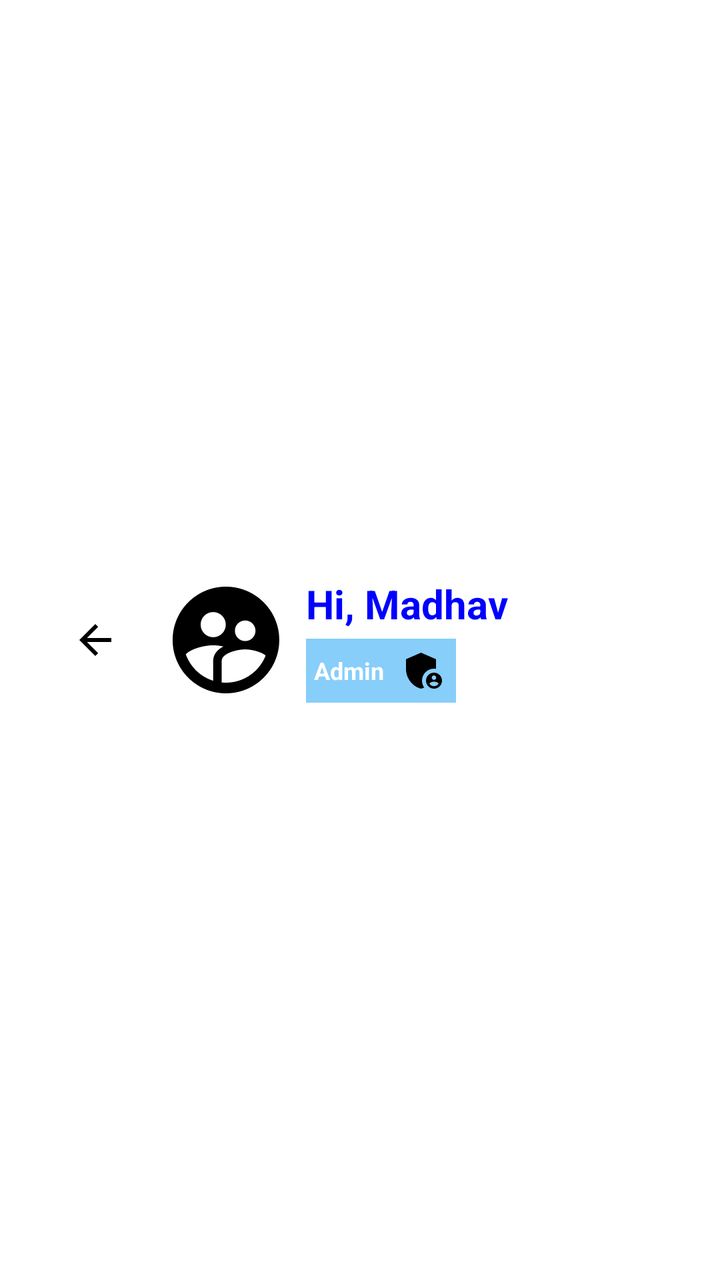
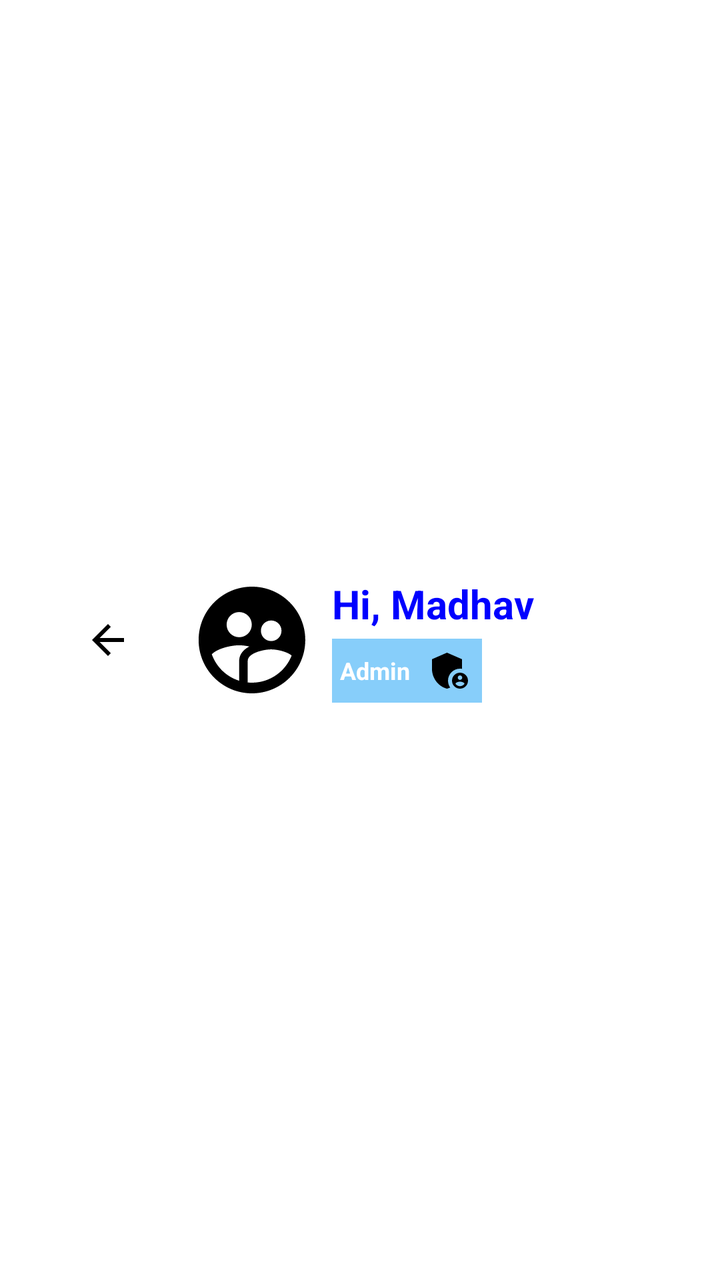

Before-and-after screenshots of an Android layout around one commit, followed by the original layout XML and the change that was made.
<!-- AndroidManifest.xml: application theme Theme.MyApp -->
<!-- res/layout/nav_header_main.xml -->
<?xml version="1.0" encoding="utf-8"?>
<LinearLayout xmlns:android="http://schemas.android.com/apk/res/android"
    android:layout_width="match_parent"
    android:layout_height="wrap_content"
    android:orientation="horizontal"
    android:padding="30dp"
    android:gravity="center_vertical">

    

    

    <ImageButton
        android:id="@+id/backArrowButton"
        android:layout_width="35dp"
        android:layout_height="80dp"
        android:layout_marginEnd="16dp"
        android:background="?attr/selectableItemBackgroundBorderless"
        android:contentDescription="Back Arrow"
        android:src="@drawable/ic_baseline_arrow_back_24" />

    <ImageView
        android:id="@+id/avatarImageView"
        android:layout_width="64dp"
        android:layout_height="123dp"
        android:layout_marginEnd="8dp"
        android:contentDescription="Profile Picture"
        android:src="@drawable/ic_person" />

    
    <LinearLayout
        android:layout_width="wrap_content"
        android:layout_height="wrap_content"
        android:orientation="vertical">

        
        <TextView
            android:id="@+id/greetingTextView"
            android:layout_width="wrap_content"
            android:layout_height="wrap_content"
            android:text="Hi, Madhav"
            android:textColor="@color/blue"
            android:textSize="20sp"
            android:textStyle="bold"
            android:gravity="start" />

        
        <LinearLayout
            android:layout_width="wrap_content"
            android:layout_height="wrap_content"
            android:orientation="horizontal"
            android:layout_marginTop="4dp"
            android:background="@color/light_sky_blue"
            android:padding="4dp">

            
            <TextView
                android:id="@+id/adminBadgeTextView"
                android:layout_width="wrap_content"
                android:layout_height="wrap_content"
                android:text="Admin"
                android:textColor="@color/white"
                android:textSize="12sp"
                android:textStyle="bold"
                android:gravity="center"
                android:layout_gravity="center_vertical" />

            
            <ImageView
                android:id="@+id/adminBadgeIcon"
                android:layout_width="24dp"
                android:layout_height="24dp"
                android:src="@drawable/ic_admin_badge"
                android:layout_marginStart="8dp"
                android:layout_gravity="center_vertical" />
        </LinearLayout>
    </LinearLayout>
</LinearLayout>
<!-- resources referenced by this layout -->
<resources>
  <color name="blue">#0000FF</color>
  <color name="light_sky_blue">#87CEFA</color>
  <color name="white">#FFFFFFFF</color>
  <!-- drawable ic_admin_badge (drawable) -->
  <vector xmlns:android="http://schemas.android.com/apk/res/android" android:height="24dp" android:tint="#000000" android:viewportHeight="24" android:viewportWidth="24" android:width="24dp">
        
      <path android:fillColor="@android:color/white" android:pathData="M17,11c0.34,0 0.67,0.04 1,0.09V6.27L10.5,3L3,6.27v4.91c0,4.54 3.2,8.79 7.5,9.82c0.55,-0.13 1.08,-0.32 1.6,-0.55C11.41,19.47 11,18.28 11,17C11,13.69 13.69,11 17,11z"/>
        
      <path android:fillColor="@android:color/white" android:pathData="M17,13c-2.21,0 -4,1.79 -4,4c0,2.21 1.79,4 4,4s4,-1.79 4,-4C21,14.79 19.21,13 17,13zM17,14.38c0.62,0 1.12,0.51 1.12,1.12s-0.51,1.12 -1.12,1.12s-1.12,-0.51 -1.12,-1.12S16.38,14.38 17,14.38zM17,19.75c-0.93,0 -1.74,-0.46 -2.24,-1.17c0.05,-0.72 1.51,-1.08 2.24,-1.08s2.19,0.36 2.24,1.08C18.74,19.29 17.93,19.75 17,19.75z"/>
      
  </vector>
  <!-- drawable ic_baseline_arrow_back_24 (drawable) -->
  <vector xmlns:android="http://schemas.android.com/apk/res/android" android:autoMirrored="true" android:height="24dp" android:tint="#000000" android:viewportHeight="24" android:viewportWidth="24" android:width="24dp">
        
      <path android:fillColor="@android:color/white" android:pathData="M20,11H7.83l5.59,-5.59L12,4l-8,8 8,8 1.41,-1.41L7.83,13H20v-2z"/>
      
  </vector>
  <!-- drawable ic_person (drawable) -->
  <vector xmlns:android="http://schemas.android.com/apk/res/android" android:height="24dp" android:tint="#000000" android:viewportHeight="24" android:viewportWidth="24" android:width="24dp">
        
      <path android:fillColor="@android:color/white" android:pathData="M11.99,2c-5.52,0 -10,4.48 -10,10s4.48,10 10,10 10,-4.48 10,-10 -4.48,-10 -10,-10zM15.6,8.34c1.07,0 1.93,0.86 1.93,1.93 0,1.07 -0.86,1.93 -1.93,1.93 -1.07,0 -1.93,-0.86 -1.93,-1.93 -0.01,-1.07 0.86,-1.93 1.93,-1.93zM9.6,6.76c1.3,0 2.36,1.06 2.36,2.36 0,1.3 -1.06,2.36 -2.36,2.36s-2.36,-1.06 -2.36,-2.36c0,-1.31 1.05,-2.36 2.36,-2.36zM9.6,15.89v3.75c-2.4,-0.75 -4.3,-2.6 -5.14,-4.96 1.05,-1.12 3.67,-1.69 5.14,-1.69 0.53,0 1.2,0.08 1.9,0.22 -1.64,0.87 -1.9,2.02 -1.9,2.68zM11.99,20c-0.27,0 -0.53,-0.01 -0.79,-0.04v-4.07c0,-1.42 2.94,-2.13 4.4,-2.13 1.07,0 2.92,0.39 3.84,1.15 -1.17,2.97 -4.06,5.09 -7.45,5.09z"/>
      
  </vector>
  <style name="Theme.MyApp" parent="Theme.MaterialComponents.DayNight.DarkActionBar">
                  
                  <item name="colorPrimary">@color/purple_500</item>
                  <item name="colorPrimaryVariant">@color/purple_700</item>
                  <item name="colorOnPrimary">@color/white</item>
                  
                  <item name="colorSecondary">@color/teal_200</item>
                  <item name="colorSecondaryVariant">@color/teal_700</item>
                  <item name="colorOnSecondary">@color/black</item>
                  
                  <item name="android:statusBarColor" tools:targetApi="l">@android:color/transparent</item>
                  
          </style>
  <color name="purple_500">#FF6200EE</color>
  <color name="purple_700">#FF3700B3</color>
  <color name="teal_200">#FF03DAC5</color>
  <color name="teal_700">#FF018786</color>
  <color name="black">#FF000000</color>
</resources>

<!-- the commit's change to res/layout/nav_header_main.xml (unified diff, before → after) -->
@@ -12,20 +12,23 @@
 
     <ImageButton
         android:id="@+id/backArrowButton"
-        android:layout_width="35dp"
+        android:layout_width="48dp"
         android:layout_height="80dp"
         android:layout_marginEnd="16dp"
         android:background="?attr/selectableItemBackgroundBorderless"
         android:contentDescription="Back Arrow"
         android:src="@drawable/ic_baseline_arrow_back_24" />
 
-    <ImageView
-        android:id="@+id/avatarImageView"
+    <ImageButton
+        android:id="@+id/avatarButton"
         android:layout_width="64dp"
-        android:layout_height="123dp"
+        android:layout_height="64dp"
         android:layout_marginEnd="8dp"
-        android:contentDescription="Profile Picture"
-        android:src="@drawable/ic_person" />
+        android:background="?attr/selectableItemBackgroundBorderless"
+        android:contentDescription="Profile Picture Button"
+        android:src="@drawable/ic_person"
+        android:scaleType="centerCrop"/>
+
 
     
     <LinearLayout
